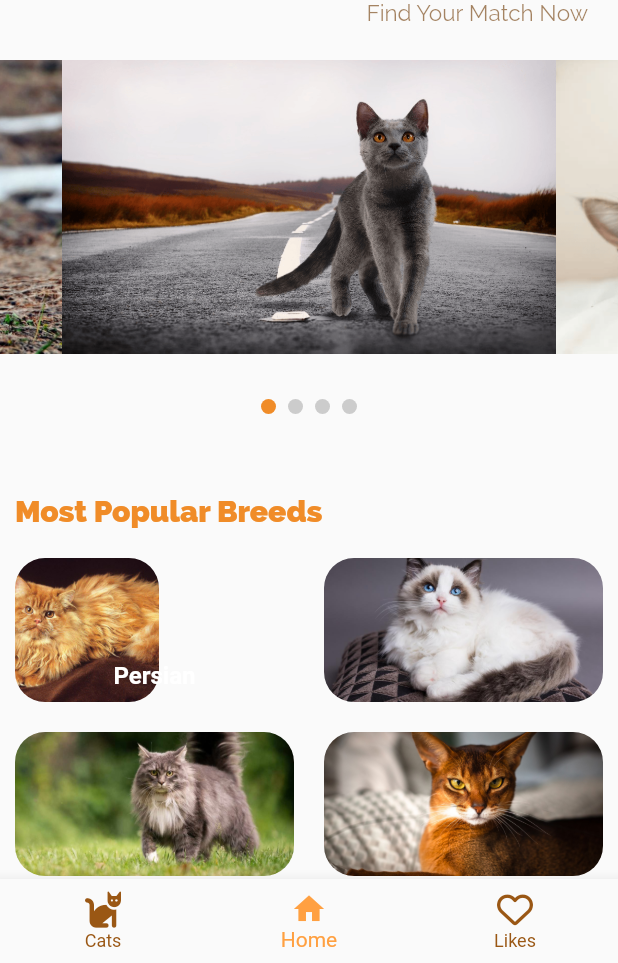
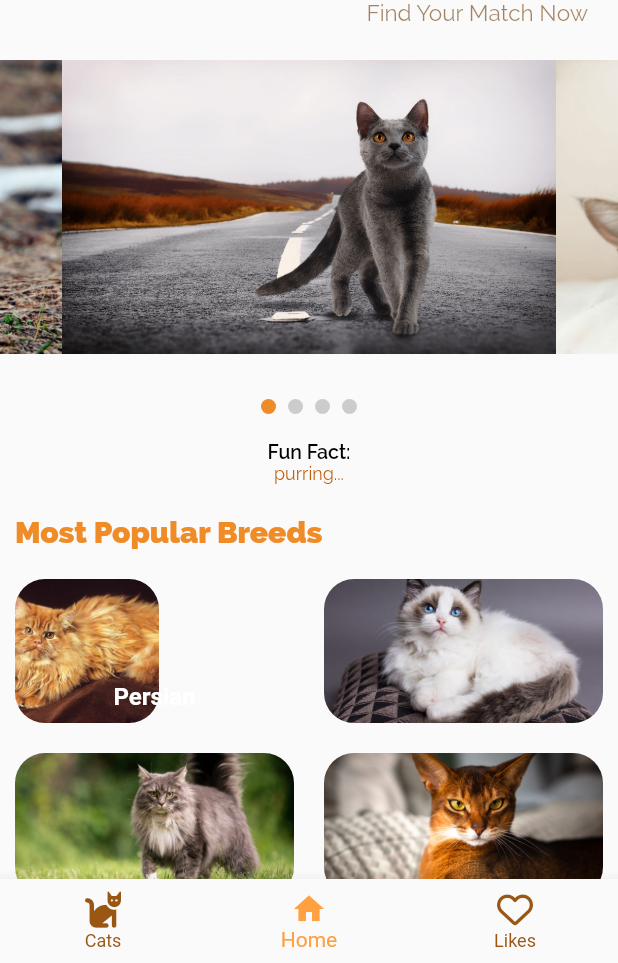
Before and after one commit to Cassandra-Jacklya/catnizer-appetizer, a Flutter app: the screen it shows after launch, on a phone screen of 412 x 824 dp, the part 273-1236 px from its top. Run offline on Flutter 3.47's test engine with Material 2 defaults, Android fonts, the phone set to English and light mode, and no system bars; drawn by our look-alikes of carousel_slider; our stand-ins replace awesome_snackbar_content, cloud_firestore, firebase_auth, firebase_core, flutter_bloc, font_awesome_flutter and 1 more; accounts and stored records are empty; network calls fail.

Commit message:
main bloc state management

```diff
--- /dev/null
+++ b/lib/bloc_state/bloc_main.dart
@@ -0,0 +1,34 @@
+//bloc class
+import 'package:flutter_bloc/flutter_bloc.dart';
+import 'package:http/http.dart' as http;
+import 'dart:async';
+import 'dart:convert';
+
+class MainPageBloc extends Cubit<MainPageEvent> {
+  MainPageBloc() : super(MainPageInitial());
+
+  void getCatFact() async {
+    var response = await http.get(Uri.parse('https://catfact.ninja/fact'));
+    if (response.statusCode == 200) {
+      Map<String, dynamic> jsonResponse = json.decode(response.body);
+
+      String fact = jsonResponse['fact'];
+      emit(MainPageLoaded(fact));
+    } else {
+      emit(MainPageError());
+    }
+  }
+}
+
+//state classes
+abstract class MainPageEvent {}
+
+class MainPageInitial extends MainPageEvent {}
+
+class MainPageLoaded extends MainPageEvent {
+  MainPageLoaded(this.fact);
+
+  final String fact;
+}
+
+class MainPageError extends MainPageEvent {}
--- a/lib/main.dart
+++ b/lib/main.dart
@@ -1,8 +1,6 @@
-import 'dart:async';
 import 'package:catnizer/auth_views/login_view.dart';
 import 'package:firebase_core/firebase_core.dart';
-import 'package:http/http.dart' as http;
-import 'dart:convert';
+import 'package:flutter_bloc/flutter_bloc.dart';
 import 'package:carousel_slider/carousel_slider.dart';
 import 'package:flutter/material.dart';
 import 'CatCatalog.dart';
@@ -10,6 +8,7 @@ import 'package:font_awesome_flutter/font_awesome_flutter.dart';
 import 'fav_page.dart';
 import 'package:firebase_auth/firebase_auth.dart';
 import 'firebase_options.dart';
+import 'bloc_state/bloc_main.dart';
 
 void main() async {
   WidgetsFlutterBinding.ensureInitialized();
@@ -21,7 +20,13 @@ class MyApp extends StatelessWidget {
 
   @override
   Widget build(BuildContext context) {
-    return MaterialApp(
+    return MultiBlocProvider(
+      providers: [
+        BlocProvider(
+          create: (BuildContext context) {return MainPageBloc();}
+        ),
+      ],
+      child: MaterialApp(
         debugShowCheckedModeBanner: false,
         title: 'CATNIZER',
         theme: ThemeData(
@@ -33,6 +38,7 @@ class MyApp extends StatelessWidget {
               selectedItemColor: Color.fromARGB(255, 255, 160, 65),
             )),
         home: const MyHomePage(),
+      ),
     );
   }
 }
@@ -45,41 +51,21 @@ class MyHomePage extends StatefulWidget {
 }
 
 class _MyHomePageState extends State<MyHomePage> {
+
   final List<String> images = [
     'assets/catimage/1.png',
     'assets/catimage/2.png',
     'assets/catimage/3.png',
     'assets/catimage/7.png',
   ];
-  String _catFact = '';
 
-  Future<String> _getCatFact() async {
-    var response = await http.get(Uri.parse('https://catfact.ninja/fact'));
-    if (response.statusCode == 200) {
-      var jsonResponse = json.decode(response.body);
-      return jsonResponse['fact'];
-    } else {
-      throw Exception('Failed to load cat fact');
-    }
-  }
-
-  void _updateCatFact() {
-    _getCatFact().then((value) {
-      if (mounted) {
-        setState(() {
-          _catFact = value;
-        });
-      }
-    });
-  }
+  int _selectedIndex = 1;
 
   @override
   void initState() {
+    BlocProvider.of<MainPageBloc>(context).getCatFact();
     super.initState();
-    _updateCatFact();
   }
-
-  int _selectedIndex = 1;
 
   void _onItemTapped(int index) {
     if (mounted) {
@@ -169,10 +155,23 @@ class _MyHomePageState extends State<MyHomePage> {
                             }
                             else {
                               return ElevatedButton(
-                                onPressed: () {
+                                // onPressed: () {
 
+                                // },
+                                // child: Text(user.email!));
+                                onPressed: () async {
+                                  Navigator.push(context,
+                                  MaterialPageRoute(builder: (context) => const LoginView()));
                                 },
-                                child: Text(user.email!));
+                                style: ButtonStyle(
+                                      shape: MaterialStateProperty.all<
+                                              RoundedRectangleBorder>(
+                                          RoundedRectangleBorder(
+                                              borderRadius: BorderRadius.circular(18.0),
+                                              side: const BorderSide(
+                                                  color: Color.fromRGBO(
+                                                      242, 140, 40, 100))))),
+                                child: const Text("Login"));
                             }
                           default:
                             return ElevatedButton(
@@ -277,14 +276,64 @@ class _MyHomePageState extends State<MyHomePage> {
                   Flexible(
                     child: Container(
                       padding: const EdgeInsets.fromLTRB(10, 10, 10, 10),
-                      child: Text(
-                        _catFact,
+                      child: BlocBuilder<MainPageBloc, MainPageEvent>(
+                        builder: (context, state) {
+                          if (state is MainPageLoaded) {
+                            return Column(
+                              children: [
+                                const Text("Fun Fact:",
+                                  style: TextStyle(
+                                    fontSize: 13.0,
+                                    fontFamily: 'Raleway',
+                                    color: Colors.black,
+                                    fontWeight: FontWeight.w600,
+                                  )
+                                ),
+                                Text(
+                                  state.fact,
                                   style: const TextStyle(
-                          fontSize: 13.0,
+                                    fontSize: 12.0,
                                     fontFamily: 'Raleway',
                                     color: Color.fromARGB(255, 190, 92, 12),
                                     fontWeight: FontWeight.w400,
                                   ),
+                                ),
+                              ],
+                            );
+                          }
+                          else if (state is MainPageInitial) {
+                            return Column(
+                              children: const [
+                                Text("Fun Fact:",
+                                  style: TextStyle(
+                                    fontSize: 13.0,
+                                    fontFamily: 'Raleway',
+                                    color: Colors.black,
+                                    fontWeight: FontWeight.w600,
+                                  )
+                                ),
+                                Text("purring...",
+                                  style: TextStyle(
+                                    fontSize: 12.0,
+                                    fontFamily: 'Raleway',
+                                    color: Color.fromARGB(255, 190, 92, 12),
+                                    fontWeight: FontWeight.w400,
+                                  )
+                                ),
+                              ],
+                            );
+                          }
+                          else {
+                            return const Text("Fun fact not loaded. Are you sure you love cats?",
+                              style: TextStyle(
+                                fontSize: 13.0,
+                                fontFamily: 'Raleway',
+                                color: Colors.black,
+                                fontWeight: FontWeight.normal,
+                              )
+                            );
+                          }
+                        }
                       ),
                     ),
                   ),
```
Lines whose indentation alone changed are shown as unchanged.
